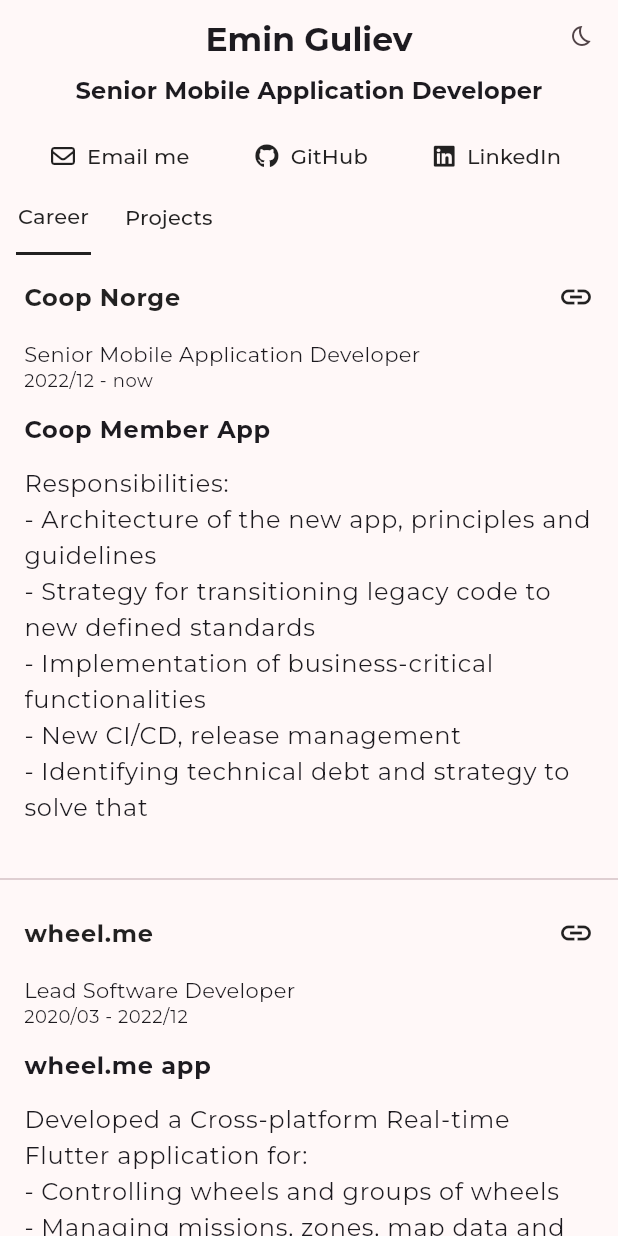
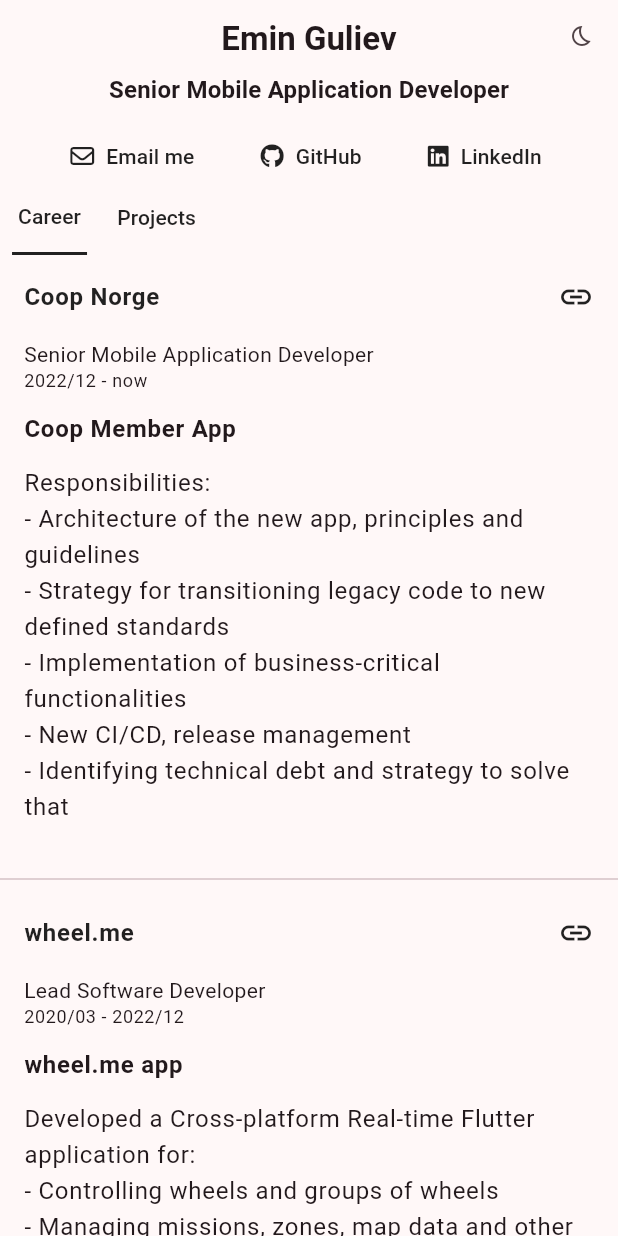
Before and after one commit to ezorrio/ezorrio.dev, a Flutter app: the screen it shows after launch, on a phone screen of 412 x 824 dp. Run offline on Flutter 3.47's test engine with Material 3 defaults, Android fonts, the light colour scheme and no system bars; our stand-ins replace flutter_bloc, font_awesome_flutter, shared_preferences.

Commit message:
feat: Remove fonts

```diff
--- a/lib/themes.dart
+++ b/lib/themes.dart
@@ -1,5 +1,4 @@
 import 'package:flutter/material.dart';
-import 'package:google_fonts/google_fonts.dart';
 
 class AppColors {
   static var primary = Colors.black87;
@@ -22,7 +21,7 @@
           secondary: AppColors.primary,
           primary: AppColors.primary,
         ),
-        textTheme: GoogleFonts.montserratTextTheme(ThemeData.light().textTheme),
+        // textTheme: GoogleFonts.montserratTextTheme(ThemeData.light().textTheme),
       ).copyWith(
         cardTheme: CardTheme(
           // color: Colors.grey.shade50,
@@ -40,7 +39,7 @@
           secondary: AppColors.primaryDark,
           brightness: Brightness.dark,
         ),
-        textTheme: GoogleFonts.montserratTextTheme(ThemeData.dark().textTheme),
+        // textTheme: GoogleFonts.montserratTextTheme(ThemeData.dark().textTheme),
       ).copyWith(
         cardTheme: CardTheme(
           color: Colors.grey.shade900,
```
Also changed, not shown: pubspec.yaml (+3 -4 lines), pubspec.lock, 1 other file.
